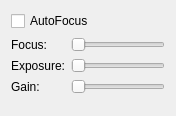
This is src/CameraSettings.ui in formicidae-tracker/tag-scanner as Qt 5 draws it before an edit. The edited form follows.
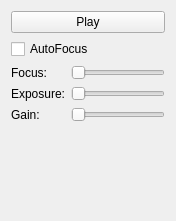
This is the edited form.

Commit message: Adds a play button

What changed in the file:
```diff
--- a/src/CameraSettings.ui
+++ b/src/CameraSettings.ui
@@ -7,7 +7,7 @@
     <x>0</x>
     <y>0</y>
     <width>176</width>
-    <height>116</height>
+    <height>221</height>
    </rect>
   </property>
   <property name="sizePolicy">
@@ -20,14 +20,14 @@
    <string>Form</string>
   </property>
   <layout class="QFormLayout" name="formLayout">
-   <item row="1" column="0">
+   <item row="2" column="0">
     <widget class="QLabel" name="label">
      <property name="text">
       <string>Focus:</string>
      </property>
     </widget>
    </item>
-   <item row="1" column="1">
+   <item row="2" column="1">
     <widget class="QSlider" name="focus">
      <property name="minimum">
       <number>0</number>
@@ -40,41 +40,48 @@
      </property>
     </widget>
    </item>
-   <item row="0" column="0" colspan="2">
+   <item row="1" column="0" colspan="2">
     <widget class="QCheckBox" name="checkBox">
      <property name="text">
       <string>AutoFocus</string>
      </property>
     </widget>
    </item>
-   <item row="3" column="0">
+   <item row="4" column="0">
     <widget class="QLabel" name="label_2">
      <property name="text">
       <string>Exposure:</string>
      </property>
     </widget>
    </item>
-   <item row="4" column="0">
+   <item row="5" column="0">
     <widget class="QLabel" name="label_3">
      <property name="text">
       <string>Gain:</string>
      </property>
     </widget>
    </item>
-   <item row="3" column="1">
-    <widget class="QSlider" name="exposure">
-     <property name="orientation">
-      <enum>Qt::Horizontal</enum>
-     </property>
-    </widget>
-   </item>
    <item row="4" column="1">
+    <widget class="QSlider" name="exposure">
+     <property name="orientation">
+      <enum>Qt::Horizontal</enum>
+     </property>
+    </widget>
+   </item>
+   <item row="5" column="1">
     <widget class="QSlider" name="gain">
      <property name="orientation">
       <enum>Qt::Horizontal</enum>
      </property>
     </widget>
    </item>
+   <item row="0" column="0" colspan="2">
+    <widget class="QPushButton" name="playButton">
+     <property name="text">
+      <string>Play</string>
+     </property>
+    </widget>
+   </item>
   </layout>
  </widget>
  <resources/>
```
The commit also changes 2 other files.
